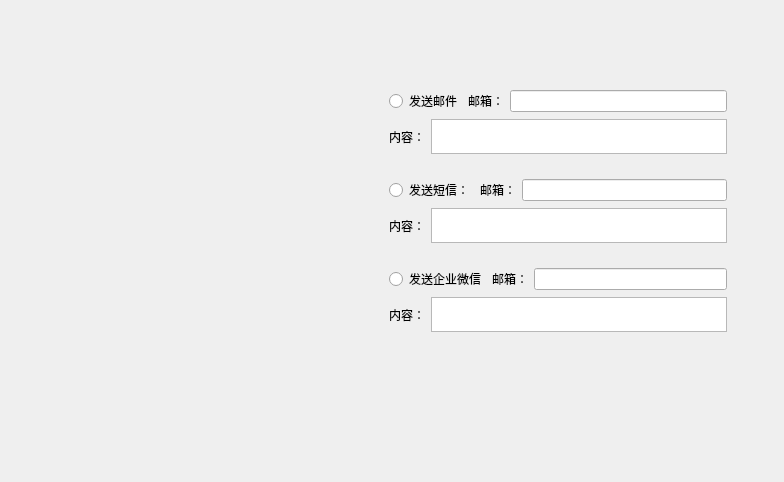
Qt form netmanager/errrecord.ui (zhangjiacheng1991/netmanager) before a commit.
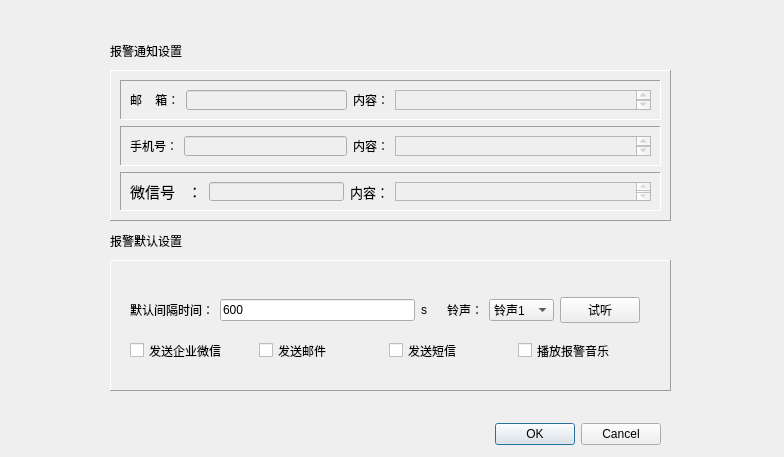
The same form after that commit.

Patch:
```diff
--- a/netmanager/errrecord.ui
+++ b/netmanager/errrecord.ui
@@ -2,12 +2,15 @@
 <ui version="4.0">
  <class>errRecord</class>
  <widget class="QWidget" name="errRecord">
+  <property name="enabled">
+   <bool>true</bool>
+  </property>
   <property name="geometry">
    <rect>
     <x>0</x>
     <y>0</y>
     <width>784</width>
-    <height>482</height>
+    <height>457</height>
    </rect>
   </property>
   <property name="sizePolicy">
@@ -19,52 +22,98 @@
   <property name="windowTitle">
    <string>Form</string>
   </property>
-  <widget class="QWidget" name="">
+  <widget class="QFrame" name="frame">
    <property name="geometry">
     <rect>
-     <x>380</x>
-     <y>80</y>
-     <width>356</width>
-     <height>261</height>
+     <x>110</x>
+     <y>70</y>
+     <width>561</width>
+     <height>151</height>
     </rect>
    </property>
-   <layout class="QGridLayout" name="gridLayout_4">
+   <property name="frameShape">
+    <enum>QFrame::Panel</enum>
+   </property>
+   <property name="frameShadow">
+    <enum>QFrame::Raised</enum>
+   </property>
+   <layout class="QGridLayout" name="gridLayout">
+    <item row="0" column="0">
+     <widget class="QFrame" name="frame_4">
+      <property name="frameShape">
+       <enum>QFrame::Panel</enum>
+      </property>
+      <property name="frameShadow">
+       <enum>QFrame::Sunken</enum>
+      </property>
+      <layout class="QHBoxLayout" name="horizontalLayout_13">
+       <item>
+        <layout class="QHBoxLayout" name="horizontalLayout_20">
+         <item>
+          <widget class="QLabel" name="label_15">
+           <property name="text">
+            <string>邮    箱：</string>
+           </property>
+          </widget>
+         </item>
+         <item>
+          <widget class="QLineEdit" name="lineEdit_8">
+           <property name="enabled">
+            <bool>false</bool>
+           </property>
+          </widget>
+         </item>
+        </layout>
+       </item>
+       <item>
+        <layout class="QHBoxLayout" name="horizontalLayout_21">
+         <item>
+          <widget class="QLabel" name="label_16">
+           <property name="text">
+            <string>内容：</string>
+           </property>
+          </widget>
+         </item>
+         <item>
+          <widget class="QTextEdit" name="textEdit_8">
+           <property name="enabled">
+            <bool>false</bool>
+           </property>
+          </widget>
+         </item>
+        </layout>
+       </item>
+      </layout>
+     </widget>
+    </item>
     <item row="1" column="0">
      <widget class="QFrame" name="frame_2">
       <property name="frameShape">
-       <enum>QFrame::NoFrame</enum>
+       <enum>QFrame::Panel</enum>
       </property>
       <property name="frameShadow">
-       <enum>QFrame::Raised</enum>
+       <enum>QFrame::Sunken</enum>
       </property>
-      <layout class="QGridLayout" name="gridLayout_2">
-       <item row="0" column="0">
-        <widget class="QRadioButton" name="radioButton_2">
-         <property name="font">
-          <font>
-           <pointsize>9</pointsize>
-          </font>
-         </property>
-         <property name="text">
-          <string>发送短信：</string>
-         </property>
-        </widget>
-       </item>
-       <item row="0" column="1">
+      <layout class="QHBoxLayout" name="horizontalLayout_8">
+       <item>
         <layout class="QHBoxLayout" name="horizontalLayout_3">
          <item>
           <widget class="QLabel" name="label_3">
            <property name="text">
-            <string>邮箱：</string>
+            <string>手机号：</string>
            </property>
           </widget>
          </item>
          <item>
-          <widget class="QLineEdit" name="lineEdit_2"/>
+          <widget class="QLineEdit" name="lineEdit_2">
+           <property name="enabled">
+            <bool>false</bool>
+           </property>
+          </widget>
          </item>
         </layout>
        </item>
-       <item row="1" column="0" colspan="2">
+       <item>
         <layout class="QHBoxLayout" name="horizontalLayout_4">
          <item>
           <widget class="QLabel" name="label_4">
@@ -74,7 +123,11 @@
           </widget>
          </item>
          <item>
-          <widget class="QTextEdit" name="textEdit_2"/>
+          <widget class="QTextEdit" name="textEdit_2">
+           <property name="enabled">
+            <bool>false</bool>
+           </property>
+          </widget>
          </item>
         </layout>
        </item>
@@ -83,40 +136,48 @@
     </item>
     <item row="2" column="0">
      <widget class="QFrame" name="frame_3">
+      <property name="font">
+       <font>
+        <pointsize>10</pointsize>
+       </font>
+      </property>
+      <property name="toolTipDuration">
+       <number>0</number>
+      </property>
       <property name="frameShape">
-       <enum>QFrame::NoFrame</enum>
+       <enum>QFrame::Panel</enum>
       </property>
       <property name="frameShadow">
-       <enum>QFrame::Raised</enum>
+       <enum>QFrame::Sunken</enum>
       </property>
-      <layout class="QGridLayout" name="gridLayout_3">
-       <item row="0" column="0">
-        <widget class="QRadioButton" name="radioButton_3">
-         <property name="font">
-          <font>
-           <pointsize>9</pointsize>
-          </font>
-         </property>
-         <property name="text">
-          <string>发送企业微信</string>
-         </property>
-        </widget>
-       </item>
-       <item row="0" column="1">
+      <property name="lineWidth">
+       <number>1</number>
+      </property>
+      <layout class="QHBoxLayout" name="horizontalLayout_9">
+       <item>
         <layout class="QHBoxLayout" name="horizontalLayout_5">
          <item>
           <widget class="QLabel" name="label_5">
+           <property name="font">
+            <font>
+             <pointsize>11</pointsize>
+            </font>
+           </property>
            <property name="text">
-            <string>邮箱：</string>
+            <string>微信号   ：</string>
            </property>
           </widget>
          </item>
          <item>
-          <widget class="QLineEdit" name="lineEdit_3"/>
+          <widget class="QLineEdit" name="lineEdit_3">
+           <property name="enabled">
+            <bool>false</bool>
+           </property>
+          </widget>
          </item>
         </layout>
        </item>
-       <item row="1" column="0" colspan="2">
+       <item>
         <layout class="QHBoxLayout" name="horizontalLayout_6">
          <item>
           <widget class="QLabel" name="label_6">
@@ -126,71 +187,265 @@
           </widget>
          </item>
          <item>
-          <widget class="QTextEdit" name="textEdit_3"/>
+          <widget class="QTextEdit" name="textEdit_3">
+           <property name="enabled">
+            <bool>false</bool>
+           </property>
+          </widget>
          </item>
         </layout>
        </item>
       </layout>
      </widget>
     </item>
-    <item row="0" column="0">
-     <widget class="QFrame" name="frame">
-      <property name="frameShape">
-       <enum>QFrame::NoFrame</enum>
-      </property>
-      <property name="frameShadow">
-       <enum>QFrame::Raised</enum>
-      </property>
-      <layout class="QGridLayout" name="gridLayout">
-       <item row="0" column="0">
-        <widget class="QRadioButton" name="radioButton">
-         <property name="font">
-          <font>
-           <pointsize>9</pointsize>
-          </font>
+   </layout>
+   <zorder>radioButton</zorder>
+   <zorder></zorder>
+   <zorder></zorder>
+   <zorder>frame_2</zorder>
+   <zorder>frame_3</zorder>
+   <zorder>frame_4</zorder>
+  </widget>
+  <widget class="QFrame" name="frame_5">
+   <property name="geometry">
+    <rect>
+     <x>110</x>
+     <y>260</y>
+     <width>561</width>
+     <height>131</height>
+    </rect>
+   </property>
+   <property name="sizePolicy">
+    <sizepolicy hsizetype="Expanding" vsizetype="Expanding">
+     <horstretch>0</horstretch>
+     <verstretch>0</verstretch>
+    </sizepolicy>
+   </property>
+   <property name="frameShape">
+    <enum>QFrame::Panel</enum>
+   </property>
+   <property name="frameShadow">
+    <enum>QFrame::Raised</enum>
+   </property>
+   <widget class="QWidget" name="">
+    <property name="geometry">
+     <rect>
+      <x>20</x>
+      <y>33</y>
+      <width>510</width>
+      <height>34</height>
+     </rect>
+    </property>
+    <layout class="QHBoxLayout" name="horizontalLayout_23">
+     <item>
+      <layout class="QHBoxLayout" name="horizontalLayout">
+       <item>
+        <widget class="QLabel" name="label_17">
+         <property name="text">
+          <string>默认间隔时间：</string>
          </property>
+        </widget>
+       </item>
+       <item>
+        <widget class="QLineEdit" name="lineEdit">
          <property name="text">
-          <string>发送邮件</string>
+          <string>600</string>
          </property>
         </widget>
        </item>
-       <item row="0" column="1">
-        <layout class="QHBoxLayout" name="horizontalLayout">
+       <item>
+        <widget class="QLabel" name="label_18">
+         <property name="text">
+          <string>s    </string>
+         </property>
+        </widget>
+       </item>
+      </layout>
+     </item>
+     <item>
+      <layout class="QHBoxLayout" name="horizontalLayout_2">
+       <item>
+        <widget class="QLabel" name="label_19">
+         <property name="text">
+          <string>铃声：</string>
+         </property>
+        </widget>
+       </item>
+       <item>
+        <widget class="QComboBox" name="comboBox">
          <item>
-          <widget class="QLabel" name="label">
-           <property name="text">
-            <string>邮箱：</string>
-           </property>
-          </widget>
+          <property name="text">
+           <string>铃声1</string>
+          </property>
          </item>
          <item>
           <widget class="QLineEdit" name="lineEdit"/>
          </item>
-        </layout>
-       </item>
-       <item row="1" column="0" colspan="2">
-        <layout class="QHBoxLayout" name="horizontalLayout_2">
          <item>
-          <widget class="QLabel" name="label_2">
-           <property name="text">
-            <string>内容：</string>
-           </property>
-          </widget>
+          <property name="text">
+           <string>自定义</string>
+          </property>
          </item>
-         <item>
-          <widget class="QTextEdit" name="textEdit"/>
-         </item>
-        </layout>
+        </widget>
        </item>
+       <item>
+        <widget class="QPushButton" name="pushButton">
+         <property name="text">
+          <string>试听</string>
+         </property>
+        </widget>
+       </item>
       </layout>
-      <zorder>radioButton</zorder>
-      <zorder>label</zorder>
-      <zorder>lineEdit</zorder>
-      <zorder>label_2</zorder>
-      <zorder>listView</zorder>
-      <zorder>listView</zorder>
-      <zorder></zorder>
-      <zorder>textEdit</zorder>
+     </item>
+    </layout>
+   </widget>
+   <widget class="QWidget" name="">
+    <property name="geometry">
+     <rect>
+      <x>20</x>
+      <y>80</y>
+      <width>511</width>
+      <height>21</height>
+     </rect>
+    </property>
+    <layout class="QHBoxLayout" name="horizontalLayout_26">
+     <item>
+      <widget class="QCheckBox" name="checkBox">
+       <property name="text">
+        <string>发送企业微信</string>
+       </property>
+      </widget>
+     </item>
+     <item>
+      <widget class="QCheckBox" name="checkBox_2">
+       <property name="text">
+        <string>发送邮件        </string>
+       </property>
+      </widget>
+     </item>
+     <item>
+      <widget class="QCheckBox" name="checkBox_3">
+       <property name="text">
+        <string>发送短信        </string>
+       </property>
+      </widget>
+     </item>
+     <item>
+      <widget class="QCheckBox" name="checkBox_4">
+       <property name="text">
+        <string>播放报警音乐</string>
+       </property>
+      </widget>
+     </item>
+    </layout>
+   </widget>
+   <zorder>label_17</zorder>
+   <zorder>lineEdit</zorder>
+   <zorder>label_18</zorder>
+   <zorder>label_19</zorder>
+   <zorder>comboBox</zorder>
+   <zorder>pushButton</zorder>
+   <zorder>radioButton_6</zorder>
+   <zorder>radioButton_2</zorder>
+   <zorder>radioButton_3</zorder>
+   <zorder>checkBox</zorder>
+   <zorder>checkBox_2</zorder>
+   <zorder>checkBox_3</zorder>
+   <zorder>checkBox_4</zorder>
+   <zorder>checkBox_2</zorder>
+  </widget>
+  <widget class="QWidget" name="">
+   <property name="geometry">
+    <rect>
+     <x>110</x>
+     <y>40</y>
+     <width>138</width>
+     <height>22</height>
+    </rect>
+   </property>
+   <layout class="QHBoxLayout" name="horizontalLayout_22">
+    <item>
+     <widget class="QLabel" name="label">
+      <property name="text">
+       <string>报警通知设置</string>
+      </property>
+     </widget>
+    </item>
+    <item>
+     <spacer name="horizontalSpacer">
+      <property name="orientation">
+       <enum>Qt::Horizontal</enum>
+      </property>
+      <property name="sizeHint" stdset="0">
+       <size>
+        <width>40</width>
+        <height>20</height>
+       </size>
+      </property>
+     </spacer>
+    </item>
+   </layout>
+  </widget>
+  <widget class="QWidget" name="">
+   <property name="geometry">
+    <rect>
+     <x>110</x>
+     <y>230</y>
+     <width>138</width>
+     <height>22</height>
+    </rect>
+   </property>
+   <layout class="QHBoxLayout" name="horizontalLayout_24">
+    <item>
+     <widget class="QLabel" name="label_2">
+      <property name="text">
+       <string>报警默认设置</string>
+      </property>
+     </widget>
+    </item>
+    <item>
+     <spacer name="horizontalSpacer_2">
+      <property name="orientation">
+       <enum>Qt::Horizontal</enum>
+      </property>
+      <property name="sizeHint" stdset="0">
+       <size>
+        <width>40</width>
+        <height>20</height>
+       </size>
+      </property>
+     </spacer>
+    </item>
+   </layout>
+  </widget>
+  <widget class="QWidget" name="">
+   <property name="geometry">
+    <rect>
+     <x>210</x>
+     <y>420</y>
+     <width>451</width>
+     <height>29</height>
+    </rect>
+   </property>
+   <layout class="QHBoxLayout" name="horizontalLayout_25">
+    <item>
+     <spacer name="horizontalSpacer_3">
+      <property name="orientation">
+       <enum>Qt::Horizontal</enum>
+      </property>
+      <property name="sizeHint" stdset="0">
+       <size>
+        <width>40</width>
+        <height>20</height>
+       </size>
+      </property>
+     </spacer>
+    </item>
+    <item>
+     <widget class="QDialogButtonBox" name="buttonBox">
+      <property name="standardButtons">
+       <set>QDialogButtonBox::Cancel|QDialogButtonBox::Ok</set>
+      </property>
      </widget>
     </item>
    </layout>
```
Left out of the diff: 5 changed lines with no effect on the pictures.
